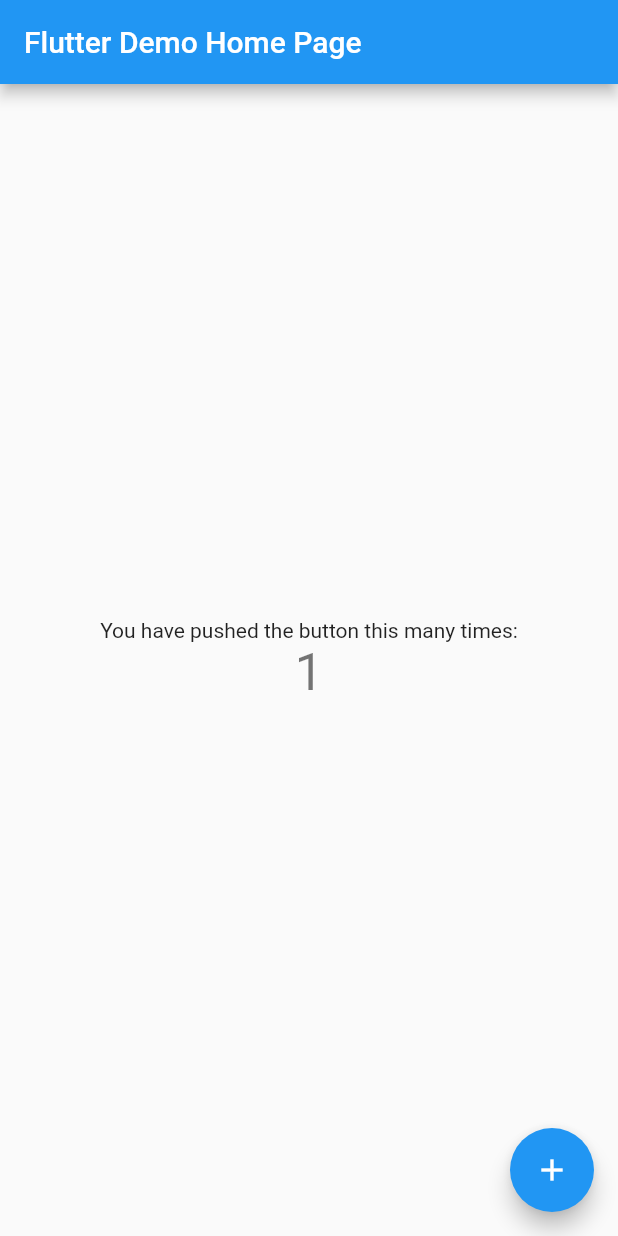
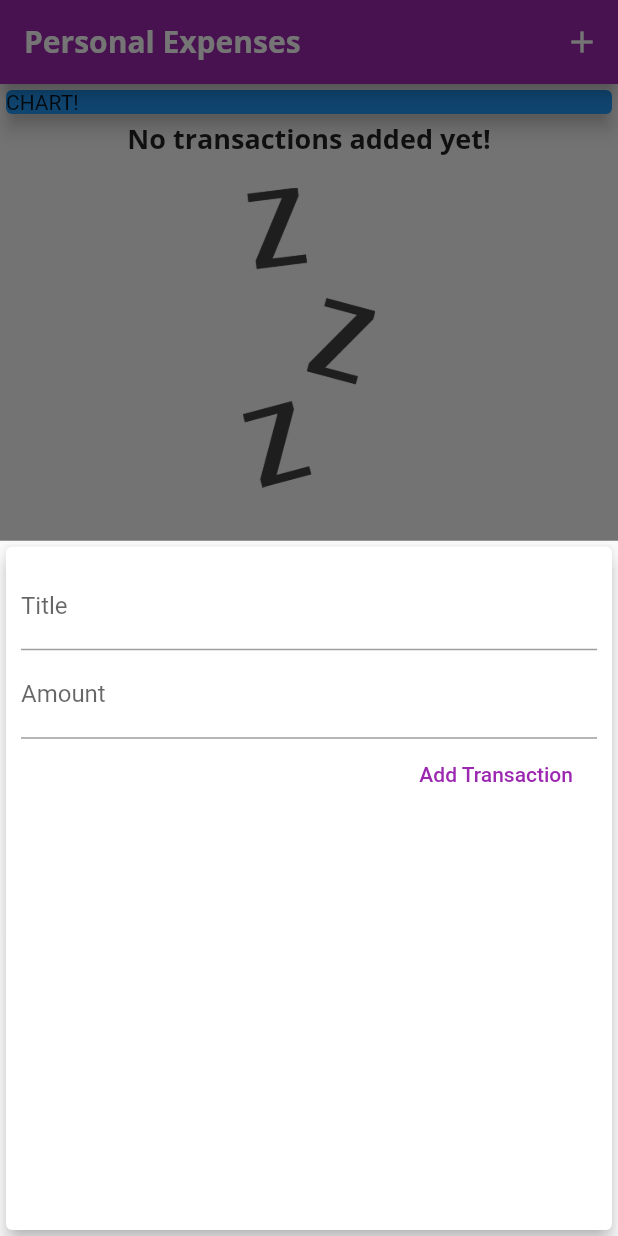
Before and after one commit to luiz-felipe-moreira-learning/flutter_udemy_expenses_app, a Flutter app: the screen it shows after launch, after a tap on the "add" icon, on a phone screen of 412 x 824 dp. Run offline on Flutter 3.47's test engine with Material 2 defaults, Android fonts, the phone set to English and light mode, and no system bars.

Commit message:
fonts and images

```diff
--- a/lib/main.dart
+++ b/lib/main.dart
@@ -1,111 +1,126 @@
 import 'package:flutter/material.dart';
+
+import './widgets/new_transaction.dart';
+import './widgets/transaction_list.dart';
+import './models/transaction.dart';
 
 void main() => runApp(MyApp());
 
 class MyApp extends StatelessWidget {
-  // This widget is the root of your application.
   @override
   Widget build(BuildContext context) {
     return MaterialApp(
-      title: 'Flutter Demo',
+      title: 'Personal Expenses',
       theme: ThemeData(
-        // This is the theme of your application.
-        //
-        // Try running your application with "flutter run". You'll see the
-        // application has a blue toolbar. Then, without quitting the app, try
-        // changing the primarySwatch below to Colors.green and then invoke
-        // "hot reload" (press "r" in the console where you ran "flutter run",
-        // or simply save your changes to "hot reload" in a Flutter IDE).
-        // Notice that the counter didn't reset back to zero; the application
-        // is not restarted.
-        primarySwatch: Colors.blue,
-      ),
-      home: MyHomePage(title: 'Flutter Demo Home Page'),
+          primarySwatch: Colors.purple,
+          accentColor: Colors.amber,
+          fontFamily: 'Quicksand',
+          textTheme: ThemeData.light().textTheme.copyWith(
+                title: TextStyle(
+                  fontFamily: 'OpenSans',
+                  fontWeight: FontWeight.bold,
+                  fontSize: 18,
+                ),
+              ),
+          appBarTheme: AppBarTheme(
+            textTheme: ThemeData.light().textTheme.copyWith(
+                  title: TextStyle(
+                    fontFamily: 'OpenSans',
+                    fontSize: 20,
+                    fontWeight: FontWeight.bold,
+                  ),
+                ),
+          )),
+      home: MyHomePage(),
     );
   }
 }
 
 class MyHomePage extends StatefulWidget {
-  MyHomePage({Key key, this.title}) : super(key: key);
-
-  // This widget is the home page of your application. It is stateful, meaning
-  // that it has a State object (defined below) that contains fields that affect
-  // how it looks.
-
-  // This class is the configuration for the state. It holds the values (in this
-  // case the title) provided by the parent (in this case the App widget) and
-  // used by the build method of the State. Fields in a Widget subclass are
-  // always marked "final".
-
-  final String title;
-
+  // String titleInput;
+  // String amountInput;
   @override
   _MyHomePageState createState() => _MyHomePageState();
 }
 
 class _MyHomePageState extends State<MyHomePage> {
-  int _counter = 0;
+  final List<Transaction> _userTransactions = [
+    // Transaction(
+    //   id: 't1',
+    //   title: 'New Shoes',
+    //   amount: 69.99,
+    //   date: DateTime.now(),
+    // ),
+    // Transaction(
+    //   id: 't2',
+    //   title: 'Weekly Groceries',
+    //   amount: 16.53,
+    //   date: DateTime.now(),
+    // ),
+  ];
 
-  void _incrementCounter() {
+  void _addNewTransaction(String txTitle, double txAmount) {
+    final newTx = Transaction(
+      title: txTitle,
+      amount: txAmount,
+      date: DateTime.now(),
+      id: DateTime.now().toString(),
+    );
+
     setState(() {
-      // This call to setState tells the Flutter framework that something has
-      // changed in this State, which causes it to rerun the build method below
-      // so that the display can reflect the updated values. If we changed
-      // _counter without calling setState(), then the build method would not be
-      // called again, and so nothing would appear to happen.
-      _counter++;
+      _userTransactions.add(newTx);
     });
+  }
+
+  void _startAddNewTransaction(BuildContext ctx) {
+    showModalBottomSheet(
+      context: ctx,
+      builder: (_) {
+        return GestureDetector(
+          onTap: () {},
+          child: NewTransaction(_addNewTransaction),
+          behavior: HitTestBehavior.opaque,
+        );
+      },
+    );
   }
 
   @override
   Widget build(BuildContext context) {
-    // This method is rerun every time setState is called, for instance as done
-    // by the _incrementCounter method above.
-    //
-    // The Flutter framework has been optimized to make rerunning build methods
-    // fast, so that you can just rebuild anything that needs updating rather
-    // than having to individually change instances of widgets.
     return Scaffold(
       appBar: AppBar(
-        // Here we take the value from the MyHomePage object that was created by
-        // the App.build method, and use it to set our appbar title.
-        title: Text(widget.title),
+        title: Text(
+          'Personal Expenses',
+        ),
+        actions: <Widget>[
+          IconButton(
+            icon: Icon(Icons.add),
+            onPressed: () => _startAddNewTransaction(context),
+          ),
+        ],
       ),
-      body: Center(
-        // Center is a layout widget. It takes a single child and positions it
-        // in the middle of the parent.
+      body: SingleChildScrollView(
         child: Column(
-          // Column is also a layout widget. It takes a list of children and
-          // arranges them vertically. By default, it sizes itself to fit its
-          // children horizontally, and tries to be as tall as its parent.
-          //
-          // Invoke "debug painting" (press "p" in the console, choose the
-          // "Toggle Debug Paint" action from the Flutter Inspector in Android
-          // Studio, or the "Toggle Debug Paint" command in Visual Studio Code)
-          // to see the wireframe for each widget.
-          //
-          // Column has various properties to control how it sizes itself and
-          // how it positions its children. Here we use mainAxisAlignment to
-          // center the children vertically; the main axis here is the vertical
-          // axis because Columns are vertical (the cross axis would be
-          // horizontal).
-          mainAxisAlignment: MainAxisAlignment.center,
+          // mainAxisAlignment: MainAxisAlignment.start,
+          crossAxisAlignment: CrossAxisAlignment.stretch,
           children: <Widget>[
-            Text(
-              'You have pushed the button this many times:',
+            Container(
+              width: double.infinity,
+              child: Card(
+                color: Colors.blue,
+                child: Text('CHART!'),
+                elevation: 5,
+              ),
             ),
-            Text(
-              '$_counter',
-              style: Theme.of(context).textTheme.display1,
-            ),
+            TransactionList(_userTransactions),
           ],
         ),
       ),
+      floatingActionButtonLocation: FloatingActionButtonLocation.centerFloat,
       floatingActionButton: FloatingActionButton(
-        onPressed: _incrementCounter,
-        tooltip: 'Increment',
         child: Icon(Icons.add),
-      ), // This trailing comma makes auto-formatting nicer for build methods.
+        onPressed: () => _startAddNewTransaction(context),
+      ),
     );
   }
 }
--- /dev/null
+++ b/lib/models/transaction.dart
@@ -0,0 +1,15 @@
+import 'package:flutter/foundation.dart';
+
+class Transaction {
+  final String id;
+  final String title;
+  final double amount;
+  final DateTime date;
+
+  Transaction({
+    @required this.id,
+    @required this.title,
+    @required this.amount,
+    @required this.date,
+  });
+}
--- /dev/null
+++ b/lib/widgets/new_transaction.dart
@@ -0,0 +1,67 @@
+import 'package:flutter/material.dart';
+
+class NewTransaction extends StatefulWidget {
+  final Function addTx;
+
+  NewTransaction(this.addTx);
+
+  @override
+  _NewTransactionState createState() => _NewTransactionState();
+}
+
+class _NewTransactionState extends State<NewTransaction> {
+  final titleController = TextEditingController();
+
+  final amountController = TextEditingController();
+
+  void submitData() {
+    final enteredTitle = titleController.text;
+    final enteredAmount = double.parse(amountController.text);
+
+    if (enteredTitle.isEmpty || enteredAmount <= 0) {
+      return;
+    }
+
+    widget.addTx(
+      enteredTitle,
+      enteredAmount,
+    );
+
+    Navigator.of(context).pop();
+  }
+
+  @override
+  Widget build(BuildContext context) {
+    return Card(
+      elevation: 5,
+      child: Container(
+        padding: EdgeInsets.all(10),
+        child: Column(
+          crossAxisAlignment: CrossAxisAlignment.end,
+          children: <Widget>[
+            TextField(
+              decoration: InputDecoration(labelText: 'Title'),
+              controller: titleController,
+              onSubmitted: (_) => submitData(),
+              // onChanged: (val) {
+              //   titleInput = val;
+              // },
+            ),
+            TextField(
+              decoration: InputDecoration(labelText: 'Amount'),
+              controller: amountController,
+              keyboardType: TextInputType.number,
+              onSubmitted: (_) => submitData(),
+              // onChanged: (val) => amountInput = val,
+            ),
+            FlatButton(
+              child: Text('Add Transaction'),
+              textColor: Colors.purple,
+              onPressed: submitData,
+            ),
+          ],
+        ),
+      ),
+    );
+  }
+}
--- /dev/null
+++ b/lib/widgets/transaction_list.dart
@@ -0,0 +1,82 @@
+import 'package:flutter/material.dart';
+import 'package:intl/intl.dart';
+
+import '../models/transaction.dart';
+
+class TransactionList extends StatelessWidget {
+  final List<Transaction> transactions;
+
+  TransactionList(this.transactions);
+
+  @override
+  Widget build(BuildContext context) {
+    return Container(
+      height: 300,
+      child: transactions.isEmpty
+          ? Column(
+              children: <Widget>[
+                Text(
+                  'No transactions added yet!',
+                  style: Theme.of(context).textTheme.title,
+                ),
+                SizedBox(
+                  height: 20,
+                ),
+                Container(
+                    height: 200,
+                    child: Image.asset(
+                      'assets/images/waiting.png',
+                      fit: BoxFit.cover,
+                    )),
+              ],
+            )
+          : ListView.builder(
+              itemBuilder: (ctx, index) {
+                return Card(
+                  child: Row(
+                    children: <Widget>[
+                      Container(
+                        margin: EdgeInsets.symmetric(
+                          vertical: 10,
+                          horizontal: 15,
+                        ),
+                        decoration: BoxDecoration(
+                          border: Border.all(
+                            color: Theme.of(context).primaryColor,
+                            width: 2,
+                          ),
+                        ),
+                        padding: EdgeInsets.all(10),
+                        child: Text(
+                          '\$${transactions[index].amount.toStringAsFixed(2)}',
+                          style: TextStyle(
+                            fontWeight: FontWeight.bold,
+                            fontSize: 20,
+                            color: Theme.of(context).primaryColor,
+                          ),
+                        ),
+                      ),
+                      Column(
+                        crossAxisAlignment: CrossAxisAlignment.start,
+                        children: <Widget>[
+                          Text(
+                            transactions[index].title,
+                            style: Theme.of(context).textTheme.title,
+                          ),
+                          Text(
+                            DateFormat.yMMMd().format(transactions[index].date),
+                            style: TextStyle(
+                              color: Colors.grey,
+                            ),
+                          ),
+                        ],
+                      ),
+                    ],
+                  ),
+                );
+              },
+              itemCount: transactions.length,
+            ),
+    );
+  }
+}
```
Also changed, not shown: pubspec.yaml (+16 -10 lines), assets/fonts/OpenSans-Bold.ttf (added), assets/fonts/OpenSans-Regular.ttf (added), assets/fonts/Quicksand-Bold.ttf (added), assets/fonts/Quicksand-Light.ttf (added), assets/fonts/Quicksand-Medium.ttf (added), assets/fonts/Quicksand-Regular.ttf (added), assets/images/waiting.png (added), pubspec.lock.
